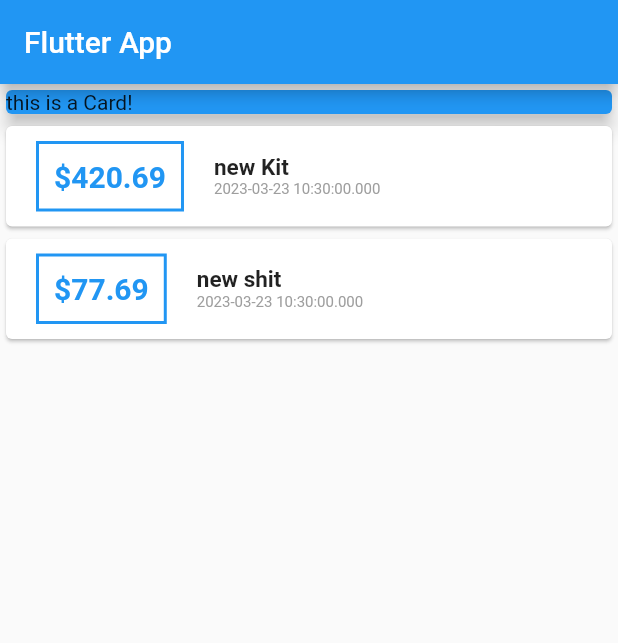
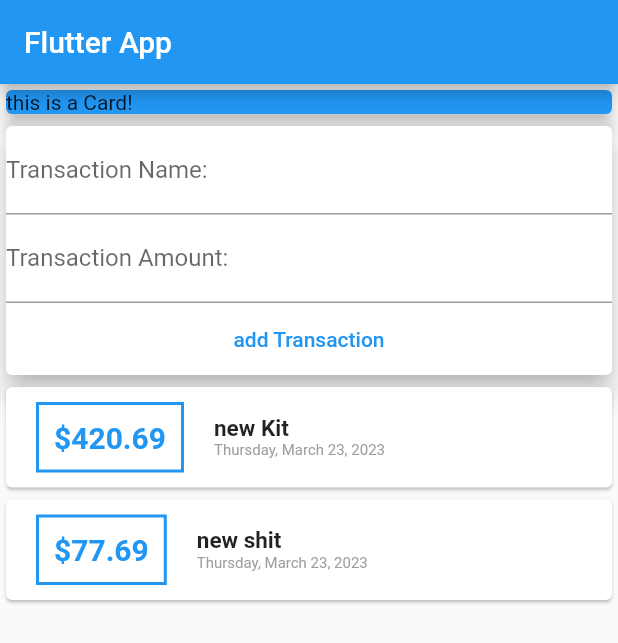
Before and after one commit to barimehdi77/personal-expenses-app, a Flutter app: the screen it shows after launch, on a phone screen of 412 x 824 dp. Shown: the top 643 px of the screen. Run offline on Flutter 3.47's test engine with Material 2 defaults, Android fonts, the phone set to English and light mode, and no system bars.

Commit message:
adding some text input

```diff
--- a/lib/main.dart
+++ b/lib/main.dart
@@ -1,6 +1,8 @@
 import 'dart:ui';
 
 import 'package:flutter/material.dart';
+import 'package:flutter/services.dart';
+import 'package:intl/intl.dart';
 import './modals/transactions.modal.dart';
 
 void main() => runApp(MyApp());
@@ -49,6 +51,31 @@ class MyHomePage extends StatelessWidget {
                 elevation: 5,
               ),
             ),
+            Card(
+              elevation: 7,
+              child: Container(
+                child: Column(
+                  // crossAxisAlignment: CrossAxisAlignment.end,
+                  children: [
+                    TextField(
+                      decoration:
+                          InputDecoration(labelText: 'Transaction Name: '),
+                    ),
+                    TextField(
+                      decoration:
+                          InputDecoration(labelText: 'Transaction Amount: '),
+                    ),
+                    TextButton(
+                      onPressed: () {},
+                      child: Text('add Transaction'),
+                      style: ButtonStyle(
+                          foregroundColor:
+                              MaterialStateProperty.all(Colors.blue)),
+                    )
+                  ],
+                ),
+              ),
+            ),
             Column(
               children: transactions.map((tx) {
                 return Card(
@@ -84,7 +111,7 @@ class MyHomePage extends StatelessWidget {
                             ),
                           ),
                           Text(
-                            tx.date.toString(),
+                            DateFormat.yMMMMEEEEd().format(tx.date),
                             style: TextStyle(
                               color: Colors.grey,
                               fontSize: 10,
--- a/pubspec.yaml
+++ b/pubspec.yaml
@@ -28,6 +28,7 @@ dependencies:
   # The following adds the Cupertino Icons font to your application.
   # Use with the CupertinoIcons class for iOS style icons.
   cupertino_icons: ^1.0.2
+  intl: ^0.18.0
 
 dev_dependencies:
   flutter_test:
```
Also changed, not shown: pubspec.lock.
